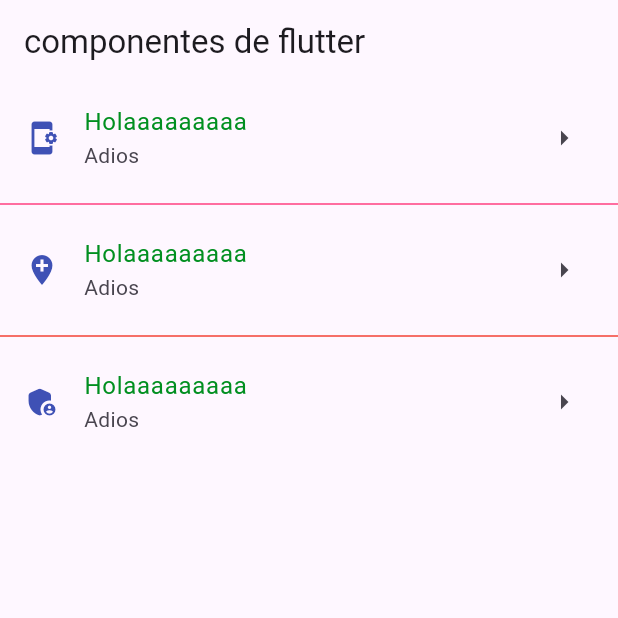
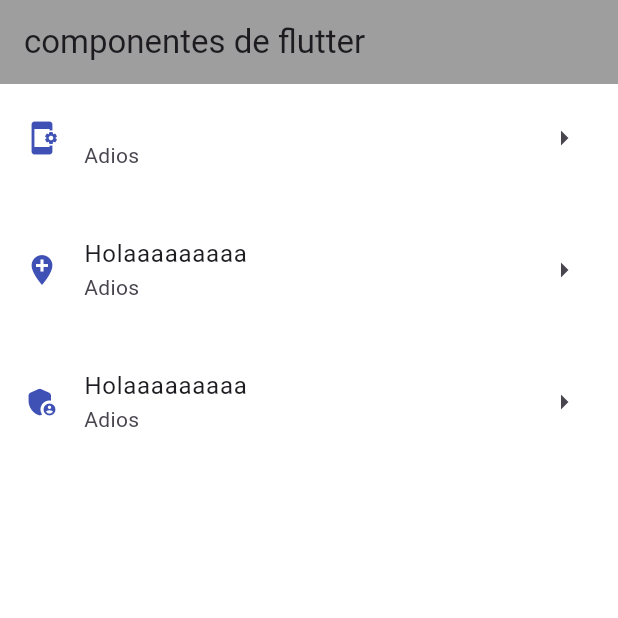
Before and after one commit to Krlostks/componentes_flutter, a Flutter app: the screen it shows after launch, on a phone screen of 412 x 824 dp, the top half of it. Run offline on Flutter 3.47's test engine with Material 3 defaults, Android fonts, the phone set to English and light mode, and no system bars.

Commit message:
adding a theme

```diff
--- a/lib/home_screen.dart
+++ b/lib/home_screen.dart
@@ -10,40 +10,30 @@ class HomeScreen extends StatelessWidget {
         title: const Text("componentes de flutter"),
 
       ) ,
-        body:ListView(children:const [
+
+        body:ListView(children: [
           ListTile(
             title: Text('Holaaaaaaaaa',
-                    style:
-                    TextStyle(
-                      color: Color.fromARGB(255, 1, 143, 32)
-                    )),
-            subtitle: Text('Adios'),
-            leading: Icon(Icons.app_settings_alt, color: Colors.indigo,),
-            trailing: Icon(Icons.arrow_right),
+            style: Theme.of(context).textTheme.headlineLarge,),
+            subtitle: const Text('Adios'),
+            leading: const Icon(Icons.app_settings_alt, color: Colors.indigo,),
+            trailing: const Icon(Icons.arrow_right),
           ),
-          Divider(
-            color: Colors.pinkAccent,
+          const Divider(
+            color: Color.fromARGB(255, 255, 255, 255),
           ),
-          ListTile(
+          const ListTile(
             leading: Icon(Icons.add_location, color: Colors.indigo),
-            title: Text('Holaaaaaaaaa',
-                    style:
-                    TextStyle(
-                      color: Color.fromARGB(255, 1, 143, 32)
-                    )),
+            title: Text('Holaaaaaaaaa'),
             subtitle: Text('Adios'),
             trailing: Icon(Icons.arrow_right),
           ),
-          Divider(
-            color: Colors.red,
+          const Divider(
+            color: Color.fromARGB(255, 255, 255, 255),
           ),
-          ListTile(
+          const ListTile(
             leading: Icon(Icons.admin_panel_settings_rounded, color: Colors.indigo,),
-            title: Text('Holaaaaaaaaa',
-                    style:
-                    TextStyle(
-                      color: Color.fromARGB(255, 1, 143, 32)
-                    )),
+            title: Text('Holaaaaaaaaa'),
             subtitle: Text('Adios'),
             trailing: Icon(Icons.arrow_right),
           )
--- a/lib/main_app.dart
+++ b/lib/main_app.dart
@@ -8,9 +8,21 @@ class MainApp extends StatelessWidget {
 
   @override
   Widget build(BuildContext context) {
-    return const MaterialApp(
+    return  MaterialApp(
       debugShowCheckedModeBanner: false,
-      home: HomeScreen(),
+      home: const HomeScreen(),
+      theme: ThemeData(
+        scaffoldBackgroundColor: Color.fromARGB(0, 0, 0, 0),
+        appBarTheme: const AppBarTheme(
+          color : Colors.black38),
+          textTheme: const TextTheme(
+            headlineLarge: TextStyle(
+              color: Colors.white,
+              fontWeight: FontWeight.bold,
+              fontSize: 20
+            )
+          )
+      ),
     );
   }
 }
```
